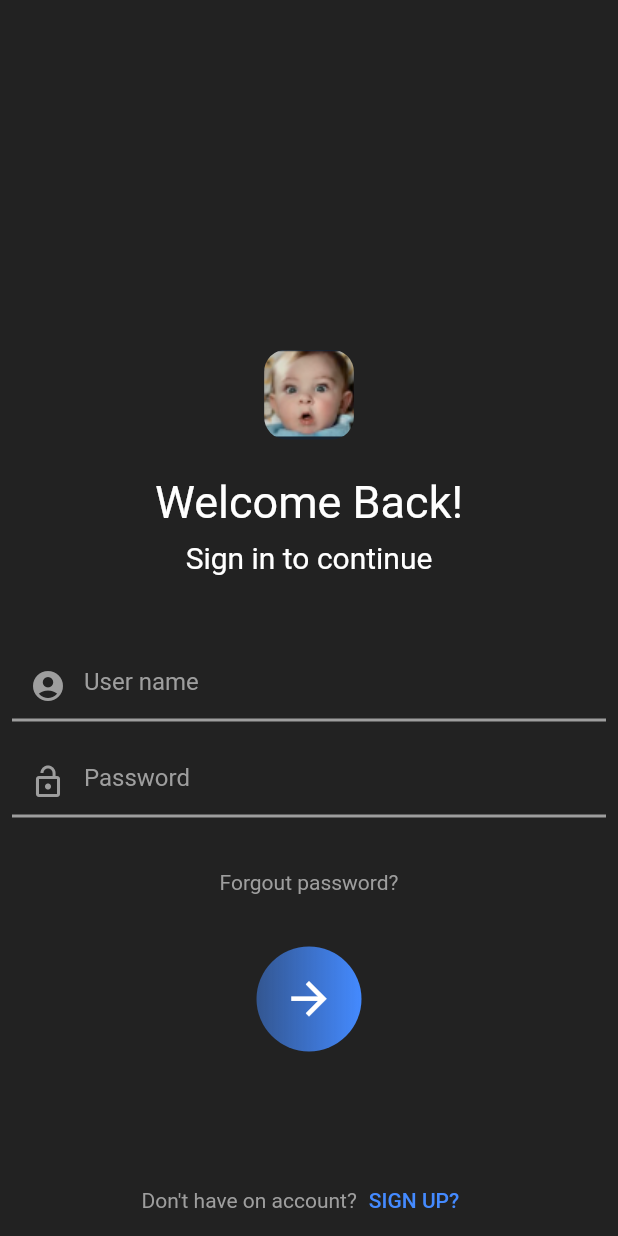
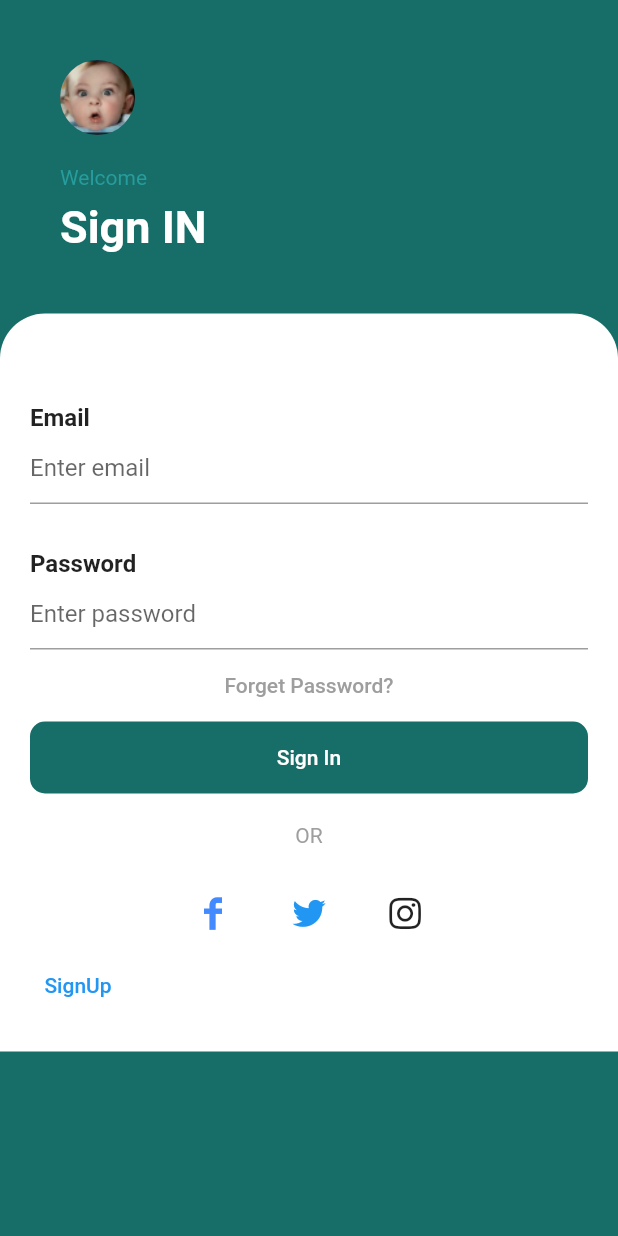
Before and after one commit to Komilisakov/advanced, a Flutter app: the screen it shows after launch, on a phone screen of 412 x 824 dp. Run offline on Flutter 3.47's test engine with Material 2 defaults, Android fonts, the phone set to English and light mode, and no system bars; our stand-ins replace awesome_dialog, easy_localization, hive, hive_flutter, package_info_plus; accounts and stored records are empty.

```diff
--- /dev/null
+++ b/lib/icons/icons.dart
@@ -0,0 +1,35 @@
+/// Flutter icons SocialIcons
+/// Copyright (C) 2021 by original authors @ fluttericon.com, fontello.com
+/// This font was generated by FlutterIcon.com, which is derived from Fontello.
+///
+/// To use this font, place it in your fonts/ directory and include the
+/// following in your pubspec.yaml
+///
+/// flutter:
+///   fonts:
+///    - family:  SocialIcons
+///      fonts:
+///       - asset: fonts/SocialIcons.ttf
+///
+///
+/// * Font Awesome 5, Copyright (C) 2016 by Dave Gandy
+///         Author:    Dave Gandy
+///         License:   SIL (https://github.com/FortAwesome/Font-Awesome/blob/master/LICENSE.txt)
+///         Homepage:  http://fortawesome.github.com/Font-Awesome/
+/// * Entypo, Copyright (C) 2012 by Daniel Bruce
+///         Author:    Daniel Bruce
+///         License:   SIL (http://scripts.sil.org/OFL)
+///         Homepage:  http://www.entypo.com
+///
+import 'package:flutter/widgets.dart';
+
+class SocialIcons {
+  SocialIcons._();
+
+  static const _kFontFam = 'SocialIcons';
+  static const String? _kFontPkg = null;
+
+  static const IconData instagram = IconData(0xf16d, fontFamily: _kFontFam, fontPackage: _kFontPkg);
+  static const IconData twitter = IconData(0xf309, fontFamily: _kFontFam, fontPackage: _kFontPkg);
+  static const IconData facebook = IconData(0xf30c, fontFamily: _kFontFam, fontPackage: _kFontPkg);
+}
--- a/lib/main.dart
+++ b/lib/main.dart
@@ -1,6 +1,7 @@
 import 'package:advanced/model/user_reg.dart';
 import 'package:advanced/pages/awesome_dialog.dart';
 import 'package:advanced/pages/login_hive.dart';
+import 'package:advanced/pages/login_oval.dart';
 import 'package:easy_localization/easy_localization.dart';
 import 'package:flutter/material.dart';
 import 'package:hive/hive.dart';
@@ -19,7 +20,7 @@ class MyApp extends StatelessWidget {
       theme: ThemeData(
         primarySwatch: Colors.blue,
       ),
-      home: LoginHive(),
+      home: LoginOval(),
       localizationsDelegates: context.localizationDelegates,
       supportedLocales: context.supportedLocales,
       locale: context.locale,
--- /dev/null
+++ b/lib/pages/login_oval.dart
@@ -0,0 +1,127 @@
+import 'package:advanced/icons/icons.dart';
+import 'package:flutter/material.dart';
+
+class LoginOval extends StatefulWidget {
+  const LoginOval({Key? key}) : super(key: key);
+
+  @override
+  _LoginOvalState createState() => _LoginOvalState();
+}
+
+class _LoginOvalState extends State<LoginOval> {
+  @override
+  Widget build(BuildContext context) {
+    return Scaffold(
+        backgroundColor: Color.fromRGBO(23, 109, 103, 1),
+        body: ListView(
+          children: [
+            Column(
+            crossAxisAlignment: CrossAxisAlignment.start,
+            children: [
+              Container(
+                margin: EdgeInsets.fromLTRB(40, 40, 0, 20),
+                height: 50,
+                width: 50,
+                decoration: BoxDecoration(
+                  borderRadius: BorderRadius.circular(50),
+                  image: DecorationImage(
+                      image: AssetImage("assets/images/6.png"),
+                      fit: BoxFit.cover),
+                ),
+              ),
+              Container(
+                  margin: EdgeInsets.fromLTRB(40, 0, 0, 8),
+                  child: Text("Welcome",
+                      style: TextStyle(color: Color.fromRGBO(38, 156, 156, 1)))),
+              Container(
+                  margin: EdgeInsets.fromLTRB(40, 0, 0, 40),
+                  child: Text("Sign IN",
+                      style: TextStyle(
+                          color: Colors.white,
+                          fontSize: 30,
+                          fontWeight: FontWeight.bold))),
+              Container(
+                child: Container(
+                    padding: EdgeInsets.all(20),
+                    width: double.infinity,
+                    decoration: BoxDecoration(
+                        color: Colors.white,
+                        borderRadius: BorderRadius.only(
+                            topRight: Radius.circular(30),
+                            topLeft: Radius.circular(30))),
+                    child: Column(
+                      crossAxisAlignment: CrossAxisAlignment.start,
+                      children: [
+                        SizedBox(
+                          height: 40,
+                        ),
+                        Text(
+                          "Email",
+                          style: TextStyle(
+                              fontSize: 16, fontWeight: FontWeight.bold),
+                        ),
+                        TextField(
+                          decoration: InputDecoration(hintText: "Enter email"),
+                        ),
+                        SizedBox(
+                          height: 30,
+                        ),
+                        Text(
+                          "Password",
+                          style: TextStyle(
+                              fontSize: 16, fontWeight: FontWeight.bold),
+                        ),
+                        TextField(
+                          decoration: InputDecoration(hintText: "Enter password"),
+                        ),
+                        Center(
+                          child: TextButton(
+                              onPressed: () {},
+                              child: Text(
+                                "Forget Password?",
+                                style: TextStyle(color: Colors.grey),
+                              )),
+                        ),
+                        Container(
+                          width: double.infinity,
+                          decoration: BoxDecoration(
+                            color: Color.fromRGBO(23, 109, 103, 1),
+                            borderRadius: BorderRadius.circular(10)
+                          ),
+                          child: TextButton(
+                              onPressed: () {},
+                              child: Text("Sign In",
+                                  style: TextStyle(color: Colors.white))),
+                        ),
+                        SizedBox(
+                          height: 20,
+                        ),
+                        Center(child: Text("OR",style: TextStyle(color: Colors.grey),)),
+                        SizedBox(
+                          height: 20,
+                        ),
+                        Row(
+                          mainAxisAlignment: MainAxisAlignment.center,
+                          children: [
+                          IconButton(onPressed: (){}, icon: Icon(SocialIcons.facebook,color: Colors.blueAccent,)),
+                           SizedBox(width: 16,),
+                           IconButton(onPressed: (){}, icon: Icon(SocialIcons.twitter , color: Colors.blue)),
+                            SizedBox(width: 16,),
+                            IconButton(onPressed: (){}, icon: Icon(SocialIcons.instagram, color: Colors.black87)),
+                          ],
+                        ),
+  Row(
+    children:[
+      TextButton(onPressed: (){}, child: Text("SignUp"))
+      ]
+  )
+                      ],
+                    )),
+              )
+            ],
+          ),
+      ]
+        )
+    );
+  }
+}
--- a/pubspec.yaml
+++ b/pubspec.yaml
@@ -33,3 +33,7 @@ flutter:
   assets:
     - assets/translations/
     - assets/images/
+  fonts:
+    - family:  SocialIcons
+      fonts:
+        - asset: assets/fonts/SocialIcons.ttf
```
Also changed, not shown: assets/fonts/SocialIcons.ttf (added).
